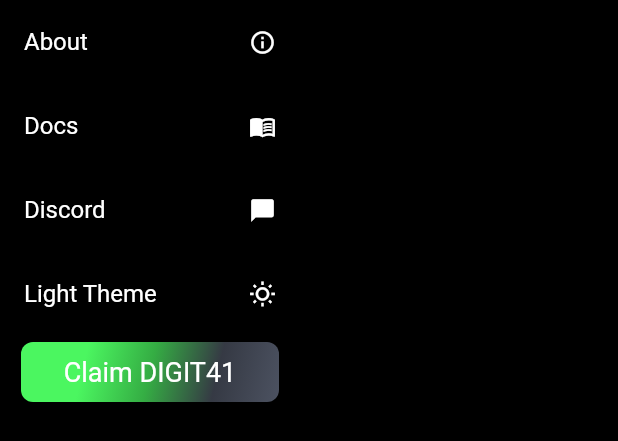
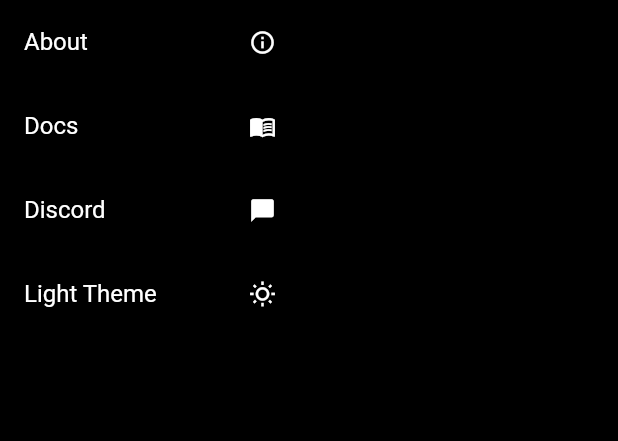
Before and after one commit to Digit41/davatar-interface, a Flutter app: the SettingsMenu widget shown alone on an empty page, opened directly with empty values, after a tap on "Dark Theme", on a phone screen of 412 x 824 dp. Shown: the top 441 px of the screen. Run offline on Flutter 3.47's test engine with Material 2 defaults, Android fonts, the light colour scheme and no system bars; our stand-ins replace get, shared_preferences; missing offline and left inert: clipboard, dart:html, web3dart; accounts and stored records are empty; Roboto replaces fonts that are missing (IBM_Plex).

Commit message:
completed claim dialog

```diff
--- a/lib/pages/center_box.dart
+++ b/lib/pages/center_box.dart
@@ -41,25 +41,7 @@
         ),
       );
 
-  Widget addressSuffix() => InkWell(
-        onTap: () {
-          FlutterClipboard.paste().then((value) {
-            toAddress!.controller.text = value;
-          });
-        },
-        child: Container(
-          margin: const EdgeInsets.symmetric(horizontal: 16.0),
-          padding: const EdgeInsets.fromLTRB(21.0, 12.0, 21.0, 0.0),
-          decoration: BoxDecoration(
-            color: Theme.of(context).scaffoldBackgroundColor,
-            borderRadius: BorderRadius.circular(16.0),
-          ),
-          child: Text(
-            Strings.PASTE.tr,
-            style: TextStyle(fontWeight: FontWeight.bold),
-          ),
-        ),
-      );
+
 
   @override
   void initState() {
@@ -84,7 +66,7 @@
 
   @override
   Widget build(BuildContext context) {
-    toAddress!.suffixIcon = addressSuffix();
+    toAddress!.suffixIcon = pasteSuffix(toAddress!.controller);
     amount!.suffixIcon = amountSuffix();
 
     return Container(
--- a/lib/pages/settings_menu.dart
+++ b/lib/pages/settings_menu.dart
@@ -56,10 +56,11 @@
             Icons.wb_sunny_outlined,
             changeTheme,
           ),
-          Padding(
-            padding: const EdgeInsets.only(top: 4.0, bottom: 16.0),
-            child: claim(),
-          ),
+          if (widget._isConnected!)
+            Padding(
+              padding: const EdgeInsets.only(top: 4.0, bottom: 16.0),
+              child: claim(),
+            ),
         ],
       ),
     );
--- a/lib/utils/strings.dart
+++ b/lib/utils/strings.dart
@@ -17,4 +17,7 @@
   static const VALID_VALUE = 'Valid values';
   static const PASTE = 'PASTE';
   static const TOKEN = 'Token';
+  static const RECIPIENT = 'Recipient';
+  static const DESC_CLAIM_DIALOG = 'Enter an address to trigger a DIGIT41 claim. If the address has any claimable DIGIT41 it will be sent to them on submission.';
+  static const WALLET_ADDER_ENS = 'Wallet Address or ENS name';
 }
--- a/lib/widgets/app_text_form_field.dart
+++ b/lib/widgets/app_text_form_field.dart
@@ -1,3 +1,4 @@
+import 'package:clipboard/clipboard.dart';
 import 'package:dapp/utils/strings.dart';
 import 'package:flutter/material.dart';
 import 'package:flutter/services.dart';
@@ -133,3 +134,23 @@
       FocusScope.of(context).requestFocus(widget.nextFocusNode);
   }
 }
+
+Widget pasteSuffix(TextEditingController controller) => InkWell(
+  onTap: () {
+    FlutterClipboard.paste().then((value) {
+      controller.text = value;
+    });
+  },
+  child: Container(
+    margin: const EdgeInsets.symmetric(horizontal: 16.0),
+    padding: const EdgeInsets.fromLTRB(21.0, 12.0, 21.0, 0.0),
+    decoration: BoxDecoration(
+      color: Get.theme.scaffoldBackgroundColor,
+      borderRadius: BorderRadius.circular(16.0),
+    ),
+    child: Text(
+      Strings.PASTE.tr,
+      style: TextStyle(fontWeight: FontWeight.bold),
+    ),
+  ),
+);
```
Also changed, not shown: lib/pages/claim_dialog.dart (+37 -3 lines).
